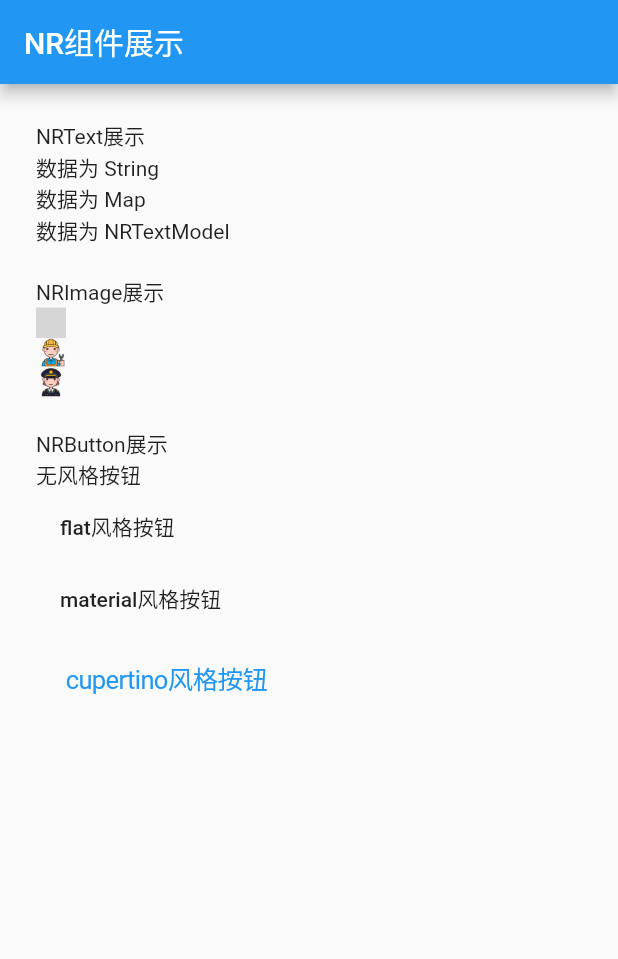
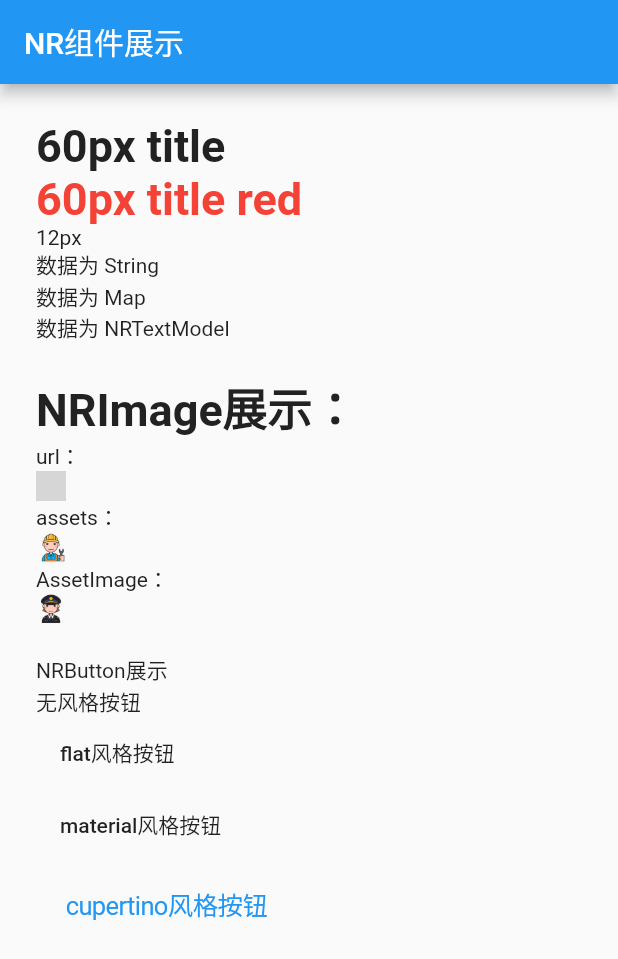
Before and after one commit to Zhayanyu/flutter_util, a Flutter app: the screen it shows after launch, on a phone screen of 412 x 824 dp. Shown: the top 959 px of the screen. Run offline on Flutter 3.47's test engine with Material 2 defaults, Android fonts, the phone set to English and light mode, and no system bars; drawn by our look-alikes of cached_network_image; generated files the repository leaves out were written again; network calls fail; grey boxes are pictures that could not be loaded.

Commit message:
flutter_util 0.0.5版本

```diff
--- a/example/lib/main.dart
+++ b/example/lib/main.dart
@@ -33,17 +33,21 @@ class _MyAppState extends State<MyApp> {
               child: Column(
                 crossAxisAlignment: CrossAxisAlignment.start,
                 children: <Widget>[
-                  NRText('NRText展示'),
+                  NRText.title('60px title'),
+                  NRText.title('60px title red',textStyle: TextStyle(color: Colors.red),),
+                  NRText.body1('12px'),
                   NRText('数据为 String'),
                   NRText({'text': '数据为 Map'}),
                   NRText(NRTextModel(text: '数据为 NRTextModel')),
                   Container(
                     height: 20.0,
                   ),
-                  NRText('NRImage展示'),
-                  NRImage('http://file.zhile88.com/icathia/1.png',
-                      model: NRImageModel(height: 20.0, width: 20.0)),
+                  NRText.title('NRImage展示：'),
+                  NRText.body1('url：'),
+                  NRImage('http://file.zhile88.com/icathia/1.png', model: NRImageModel(height: 20.0, width: 20.0)),
+                  NRText.body1('assets：'),
                   NRImage('assets/2.png',model: NRImageModel(height: 20.0, width: 20.0)),
+                  NRText.body1('AssetImage：'),
                   NRImage(AssetImage('assets/3.png'),model: NRImageModel(height: 20.0, width: 20.0)),
                   Container(
                     height: 20.0,
--- a/lib/src/models/button_model.dart
+++ b/lib/src/models/button_model.dart
@@ -22,8 +22,7 @@ class NRButtonModel {
     this.padding,
   });
 
-  @JsonKey(
-      fromJson: NRConvert.parseButtonStyleType, toJson: NRConvert.buttonStyleTypeToJson)
+  @JsonKey(fromJson: NRConvert.parseButtonStyleType, toJson: NRConvert.buttonStyleTypeToJson)
   final ButtonStyleType type;
 
   final double minSize;
--- a/lib/src/models/text_model.dart
+++ b/lib/src/models/text_model.dart
@@ -14,7 +14,7 @@ enum TextStyleType {
 
 @JsonSerializable(includeIfNull: false)
 class NRTextModel {
-  NRTextModel({
+  const NRTextModel({
     this.text,
     this.textStyleType,
     this.textStyle,
@@ -92,7 +92,7 @@ class NRTextModel {
     return NRTextModel(
       text: text ?? this.text,
       textStyleType: textStyleType ?? this.textStyleType,
-      textStyle: textStyle ?? this.textStyle,
+      textStyle: this.textStyle != null ? this.textStyle.merge(textStyle) : textStyle,
       textAlign: textAlign ?? this.textAlign,
       textDirection: textDirection ?? this.textDirection,
       overflow: overflow ?? this.overflow,
--- a/lib/src/widgets/text.dart
+++ b/lib/src/widgets/text.dart
@@ -2,26 +2,52 @@ import 'package:flutter/material.dart';
 import '../models/text_model.dart';
 
 class NRText extends StatelessWidget {
+  const NRText(this.data, {Key key, this.textStyle,this.model}) :
+        super(key: key);
 
-  const NRText(this.data, {Key key, this.model})
-      : super(key: key);
+  const NRText.data(this.data, {Key key,this.textStyle, this.model}) :
+        super(key: key);
 
-  const NRText.data(this.data, {Key key, this.model})
-      : super(key: key);
+  const NRText.title(this.data, {Key key,this.textStyle})
+      : this.model = const NRTextModel(
+            textStyle: TextStyle(
+          fontSize: 30,
+          fontWeight: FontWeight.w600,
+          color: Color(0xFF222222),
+        )),
+        super(key: key);
 
-  const NRText.body2(this.data, {Key key, this.model})
-      : super(key: key);
+  const NRText.subTitle(this.data, {Key key, this.model,this.textStyle}) : super(key: key);
+
+  const NRText.display1(this.data, {Key key, this.model,this.textStyle}) : super(key: key);
+
+  const NRText.display2(this.data, {Key key, this.model,this.textStyle}) : super(key: key);
+
+  const NRText.display3(this.data, {Key key, this.model,this.textStyle}) : super(key: key);
+
+  const NRText.body1(this.data, {Key key,this.textStyle})
+      : this.model = const NRTextModel(
+            textStyle: TextStyle(
+          fontSize: 14,
+          fontWeight: FontWeight.w400,
+          color: Color(0xFF222222),
+        )),
+        super(key: key);
+
+  const NRText.body2(this.data, {Key key, this.model,this.textStyle}) : super(key: key);
 
   /// data支持的类型[String,Map,List,NRTextModel]
   /// 默认 null.
   final data; //原则上 data > model > defaultModel
+
+  final TextStyle textStyle;
 
   final NRTextModel model;
 
   @override
   Widget build(BuildContext context) {
     NRTextModel currentModel = getCurrentTextModel();
-    return _buildTextContainer(context,currentModel);
+    return _buildTextContainer(context, currentModel);
   }
 
   Widget _buildBgContainer(BuildContext context, NRTextModel model) {
@@ -30,11 +56,11 @@ class NRText extends StatelessWidget {
 
   Widget _buildTextContainer(BuildContext context, NRTextModel model) {
     return Container(
-        constraints:model.boxConstraints,
-        margin: model.margin,
-        padding: model.padding,
-        color: model.backgroundColor,
-        child: _buildText(context,model),
+      constraints: model.boxConstraints,
+      margin: model.margin,
+      padding: model.padding,
+      color: model.backgroundColor,
+      child: _buildText(context, model),
     );
   }
 
@@ -46,19 +72,21 @@ class NRText extends StatelessWidget {
       textAlign: model.textAlign,
       textDirection: model.textDirection,
       textWidthBasis: model.textWidthBasis,
-      textScaleFactor: model.textScaleFactor,);
+      textScaleFactor: model.textScaleFactor,
+    );
   }
 
   NRTextModel getCurrentTextModel() {
-    NRTextModel model = NRTextModel();
-    if(this.data is String){
+    NRTextModel model = NRTextModel(
+      textStyle: this.textStyle ?? const TextStyle()
+    );
+    if (this.data is String) {
       model = model.copyWith(text: this.data);
-    }else if(this.data is Map){
+    } else if (this.data is Map) {
       model = NRTextModel.fromJson(this.data);
-    }else if(this.data is NRTextModel){
+    } else if (this.data is NRTextModel) {
       model = this.data;
     }
     return this.model != null ? this.model.merge(model) : model;
   }
-
 }
```
Also changed, not shown: example/pubspec.lock, 4 other files.
